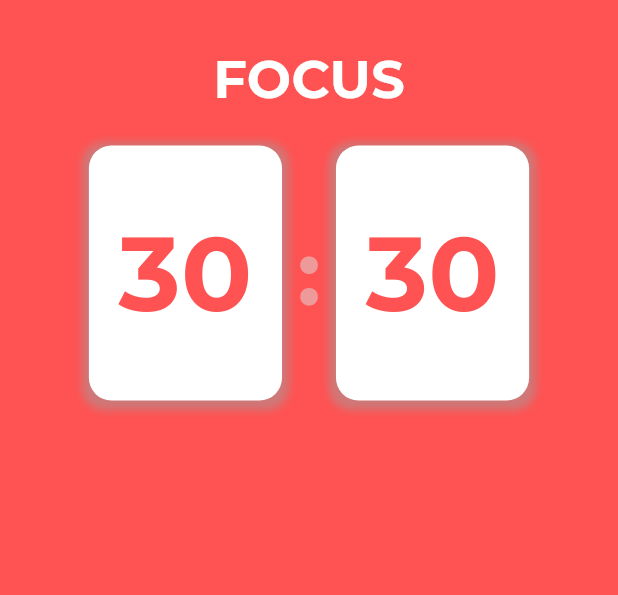
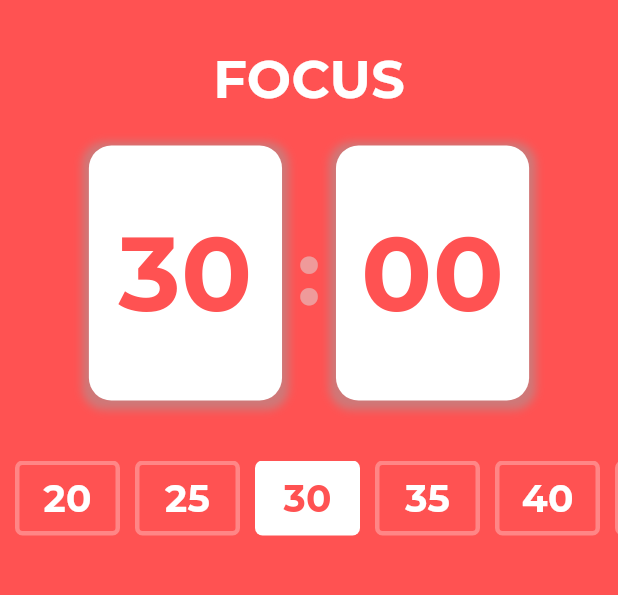
Before and after one commit to IwanPWK/flutter_pomodoro_timer, a Flutter app: the screen it shows after launch, on a phone screen of 412 x 824 dp, the part 66-661 px from its top. Run offline on Flutter 3.47's test engine with Material 3 defaults, Android fonts, the phone set to English and light mode, and no system bars; our stand-ins replace google_fonts.

Commit message:
Timer options and rendering into UI

```diff
--- a/lib/pomodoro_screen.dart
+++ b/lib/pomodoro_screen.dart
@@ -1,6 +1,7 @@
 import 'package:flutter/material.dart';
 
 import 'utils.dart';
+import 'widgets/time_options.dart';
 import 'widgets/timer_card.dart';
 
 class PomodoroScreen extends StatelessWidget {
@@ -32,10 +33,10 @@ class PomodoroScreen extends StatelessWidget {
           child: Container(
               alignment: Alignment.center,
               child: const Column(children: [
-                SizedBox(
-                  height: 15,
-                ),
+                SizedBox(height: 15),
                 TimerCard(),
+                SizedBox(height: 40),
+                TimeOptions(),
               ]))),
     );
   }
--- a/lib/utils.dart
+++ b/lib/utils.dart
@@ -4,3 +4,18 @@ import 'package:google_fonts/google_fonts.dart';
 TextStyle textStyle(double size, [Color? color, FontWeight? fw]) {
   return GoogleFonts.montserrat(fontSize: size, color: color, fontWeight: fw);
 }
+
+List selectableTimes = [
+  "0",
+  "300",
+  "600",
+  "900",
+  "1200",
+  "1500",
+  "1800",
+  "2100",
+  "2400",
+  "2700",
+  "3000",
+  "3300",
+];
--- /dev/null
+++ b/lib/widgets/time_options.dart
@@ -0,0 +1,35 @@
+import 'package:flutter/material.dart';
+
+import '../utils.dart';
+
+class TimeOptions extends StatelessWidget {
+  const TimeOptions({super.key});
+
+  @override
+  Widget build(BuildContext context) {
+    double selectedTime = 1800;
+    return SingleChildScrollView(
+        controller: ScrollController(initialScrollOffset: 320),
+        scrollDirection: Axis.horizontal,
+        child: Row(
+            children: selectableTimes.map((time) {
+          return InkWell(
+            onTap: () {},
+            child: Container(
+              margin: const EdgeInsets.only(left: 10),
+              width: 70,
+              height: 50,
+              decoration: int.parse(time) == selectedTime
+                  ? BoxDecoration(color: Colors.white, borderRadius: BorderRadius.circular(5))
+                  : BoxDecoration(border: Border.all(width: 3, color: Colors.white30), borderRadius: BorderRadius.circular(5)),
+              child: Center(
+                child: Text(
+                  (int.parse(time) ~/ 60).toString(),
+                  style: textStyle(25, int.parse(time) == selectedTime ? Colors.redAccent : Colors.white, FontWeight.w700),
+                ),
+              ),
+            ),
+          );
+        }).toList()));
+  }
+}
--- a/lib/widgets/timer_card.dart
+++ b/lib/widgets/timer_card.dart
@@ -45,7 +45,7 @@ class TimerCard extends StatelessWidget {
                   boxShadow: [BoxShadow(color: Colors.grey.withOpacity(0.5), spreadRadius: 4, blurRadius: 4, offset: Offset(0, 2))]),
               child: Center(
                 child: Text(
-                  '30',
+                  '00',
                   style: textStyle(70, Colors.redAccent, FontWeight.w700),
                 ),
               ),
```
